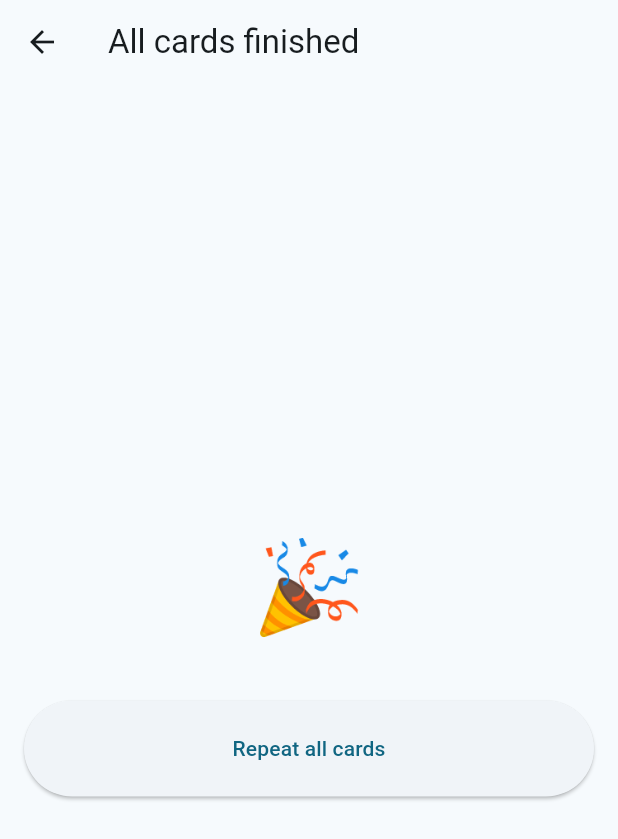
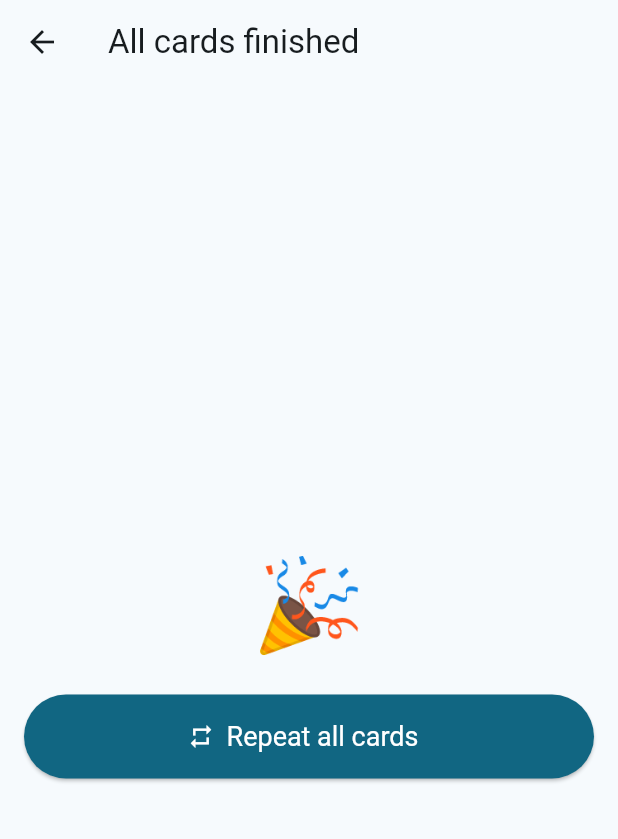
Before and after one commit to krille-chan/simple-flashcards, a Flutter app: the SessionPageView screen opened directly with empty values, on a phone screen of 412 x 824 dp. Shown: the top 839 px of the screen. Run offline on Flutter 3.47's test engine with Material 3 defaults, Android fonts, the phone set to English and light mode, and no system bars; drawn by our look-alikes of dynamic_color; our stand-ins replace adaptive_dialog, chat_bubbles, emoji_picker_flutter, file_picker, flip_card, hive_flutter and 3 more; missing offline and left inert: chat_gpt_sdk, fast_csv, text_to_speech; accounts and stored records are empty; generated files the repository leaves out were written again.

Commit message:
design: Improve design of learning page

```diff
--- a/lib/pages/session/session_page_view.dart
+++ b/lib/pages/session/session_page_view.dart
@@ -11,47 +11,43 @@ class SessionPageView extends StatelessWidget {
 
   @override
   Widget build(BuildContext context) {
-    if (controller.cards.isEmpty) {
     return Scaffold(
       appBar: AppBar(
-          title: Text(L10n.of(context)!.allCardsFinished),
+        title: Text(
+          controller.cards.isEmpty
+              ? L10n.of(context)!.allCardsFinished
+              : L10n.of(context)!.cardsLeft(
+                  controller.cards.length.toString(),
                 ),
-        body: Padding(
+        ),
+      ),
+      body: SafeArea(
+        child: controller.cards.isEmpty
+            ? Padding(
                 padding: const EdgeInsets.all(16.0),
                 child: Column(
                   mainAxisAlignment: MainAxisAlignment.center,
                   children: [
-              Center(
-                child: Text(
-                  controller.notKnownCards.isEmpty ? '🎉' : '👍',
-                  style: const TextStyle(fontSize: 60),
-                ),
+                    const Text(
+                      '🎉',
+                      textAlign: TextAlign.center,
+                      style: TextStyle(fontSize: 60),
                     ),
                     const SizedBox(height: 16),
-              if (controller.notKnownCards.isNotEmpty)
-                ElevatedButton(
-                  onPressed: controller.repeatNotKnownCards,
-                  child: Text(L10n.of(context)!.repeatNotKnownCards(
-                      controller.notKnownCards.length.toString())),
+                    ElevatedButton.icon(
+                      onPressed: controller.repeatAllCards,
+                      style: ElevatedButton.styleFrom(
+                        backgroundColor: Theme.of(context).colorScheme.primary,
+                        foregroundColor:
+                            Theme.of(context).colorScheme.onPrimary,
                       ),
-              const SizedBox(height: 16),
-              ElevatedButton(
-                onPressed: controller.repeatAllCards,
-                child: Text(L10n.of(context)!.repeatAllCards),
+                      icon: const Icon(Icons.repeat_outlined),
+                      label: Text(L10n.of(context)!.repeatAllCards),
                     ),
                   ],
                 ),
-        ),
-      );
-    }
-    return Scaffold(
-      appBar: AppBar(
-        title: Text(
-          L10n.of(context)!.cardsLeft(controller.cards.length.toString()),
-        ),
-      ),
-      body: SafeArea(
-        child: Column(
+              )
+            : Column(
                 children: [
                   Expanded(
                     child: Padding(
@@ -59,18 +55,50 @@ class SessionPageView extends StatelessWidget {
                       child: CardWidget(controller),
                     ),
                   ),
+                  if (controller.flipped) ...[
+                    Padding(
+                      padding: const EdgeInsets.symmetric(horizontal: 16.0),
+                      child: ElevatedButton.icon(
+                        onPressed: controller.cardNotKnown,
+                        icon: const Icon(Icons.repeat_outlined),
+                        label: Text(L10n.of(context)!.repeat),
+                        style: ElevatedButton.styleFrom(
+                          backgroundColor:
+                              Theme.of(context).colorScheme.primary,
+                          foregroundColor:
+                              Theme.of(context).colorScheme.onPrimary,
+                        ),
+                      ),
+                    ),
                     Padding(
                       padding: const EdgeInsets.all(16.0),
-              child: Text(
-                L10n.of(context)!.learnDescription,
-                textAlign: TextAlign.center,
-                style: TextStyle(
-                    color: Theme.of(context)
-                        .colorScheme
-                        .onBackground
-                        .withOpacity(0.5)),
+                      child: ElevatedButton.icon(
+                        onPressed: controller.cardKnown,
+                        icon: const Icon(Icons.check_outlined),
+                        label: Text(L10n.of(context)!.known),
+                        style: ElevatedButton.styleFrom(
+                          backgroundColor: Colors.green,
+                          foregroundColor: Colors.white,
                         ),
                       ),
+                    ),
+                  ] else ...[
+                    const SizedBox(height: 56),
+                    Padding(
+                      padding: const EdgeInsets.all(16.0),
+                      child: ElevatedButton.icon(
+                        onPressed: controller.flip,
+                        icon: const Icon(Icons.navigate_next),
+                        label: Text(L10n.of(context)!.flip),
+                        style: ElevatedButton.styleFrom(
+                          backgroundColor:
+                              Theme.of(context).colorScheme.primary,
+                          foregroundColor:
+                              Theme.of(context).colorScheme.onPrimary,
+                        ),
+                      ),
+                    ),
+                  ]
                 ],
               ),
       ),
--- a/lib/utils/theme_data_builder.dart
+++ b/lib/utils/theme_data_builder.dart
@@ -16,6 +16,9 @@ ThemeData buildTheme(ColorScheme? scheme, bool isLight) => ThemeData(
       ),
       colorSchemeSeed: scheme == null ? AppConstants.primaryColor : null,
       elevatedButtonTheme: ElevatedButtonThemeData(
-        style: ElevatedButton.styleFrom(minimumSize: const Size.fromHeight(64)),
+        style: ElevatedButton.styleFrom(
+          minimumSize: const Size.fromHeight(56),
+          textStyle: const TextStyle(fontSize: 18),
+        ),
       ),
     );
--- a/pubspec.yaml
+++ b/pubspec.yaml
@@ -25,6 +25,7 @@ dependencies:
   file_picker: ^6.1.1
   share_plus: ^7.2.1
   chat_bubbles: ^1.5.0
+  flip_card: ^0.7.0
 
 dev_dependencies:
   flutter_test:
```
Also changed, not shown: assets/l10n/intl_de.arb (+4 -4 lines), assets/l10n/intl_en.arb (+4 -4 lines), lib/pages/session/card.dart (+39 -48 lines), lib/pages/session/session_page.dart (+16 -20 lines), pubspec.lock. Lines whose indentation alone changed are shown as unchanged.
